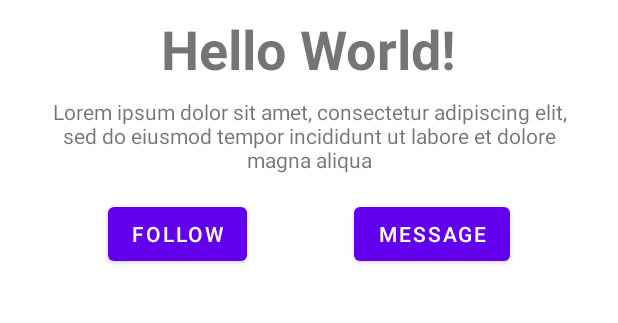
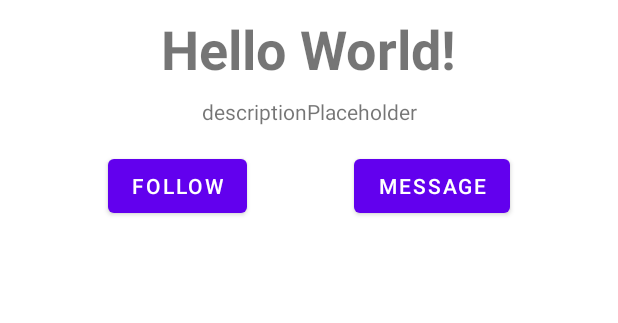
Before and after one commit to MAD11877/mad21-practical-2---android-activity-kahseng-dev, an Android app: the layout activity_main.xml on its own in the app's theme, with its tools: preview values and no code run, on a phone screen of 412 x 824 dp, the part 240-563 px from its top. Run offline under Robolectric (Android 15) with nearby library versions, the phone set to English and light mode, and no system bars.

Commit message:
Test github action

```diff
--- a/app/src/main/java/sg/edu/np/mad/madpractical/MainActivity.java
+++ b/app/src/main/java/sg/edu/np/mad/madpractical/MainActivity.java
@@ -59,6 +59,5 @@ public class MainActivity extends AppCompatActivity {
                 }
             }
         });
-
     }
 }
--- a/app/src/main/res/layout/activity_main.xml
+++ b/app/src/main/res/layout/activity_main.xml
@@ -1,29 +1,20 @@
 <?xml version="1.0" encoding="utf-8"?>
 
-<ScrollView
+<androidx.constraintlayout.widget.ConstraintLayout
     xmlns:android="http://schemas.android.com/apk/res/android"
     xmlns:app="http://schemas.android.com/apk/res-auto"
     xmlns:tools="http://schemas.android.com/tools"
+    android:layout_width="match_parent"
+    android:layout_height="wrap_content"
+    tools:context=".MainActivity">
+
+    <ScrollView
         android:layout_width="match_parent"
         android:layout_height="match_parent">
 
         <androidx.constraintlayout.widget.ConstraintLayout
             android:layout_width="match_parent"
-        android:layout_height="wrap_content"
-        tools:context=".MainActivity">
-
-        <TextView
-            android:id="@+id/userName"
-            android:layout_width="wrap_content"
-            android:layout_height="wrap_content"
-            android:layout_marginTop="8dp"
-            android:text="Hello World!"
-            android:textSize="36sp"
-            android:textStyle="bold"
-            app:layout_constraintBottom_toTopOf="@+id/userDescription"
-            app:layout_constraintLeft_toLeftOf="parent"
-            app:layout_constraintRight_toRightOf="parent"
-            app:layout_constraintTop_toBottomOf="@+id/imageView" />
+            android:layout_height="wrap_content">
 
             <ImageView
                 android:id="@+id/imageView"
@@ -44,11 +35,24 @@
                 android:layout_marginStart="32dp"
                 android:layout_marginTop="8dp"
                 android:layout_marginEnd="32dp"
-            android:text="Lorem ipsum dolor sit amet, consectetur adipiscing elit, sed do eiusmod tempor incididunt ut labore et dolore magna aliqua"
+                android:text="descriptionPlaceholder"
                 android:textAlignment="center"
                 app:layout_constraintEnd_toEndOf="parent"
                 app:layout_constraintStart_toStartOf="parent"
                 app:layout_constraintTop_toBottomOf="@+id/userName" />
+
+            <TextView
+                android:id="@+id/userName"
+                android:layout_width="wrap_content"
+                android:layout_height="wrap_content"
+                android:layout_marginTop="8dp"
+                android:text="Hello World!"
+                android:textSize="36sp"
+                android:textStyle="bold"
+                app:layout_constraintBottom_toTopOf="@+id/userDescription"
+                app:layout_constraintLeft_toLeftOf="parent"
+                app:layout_constraintRight_toRightOf="parent"
+                app:layout_constraintTop_toBottomOf="@+id/imageView" />
 
             <Button
                 android:id="@+id/followButton"
@@ -72,3 +76,5 @@
 
         </androidx.constraintlayout.widget.ConstraintLayout>
     </ScrollView>
+
+</androidx.constraintlayout.widget.ConstraintLayout>
```
Lines whose indentation alone changed are shown as unchanged.
